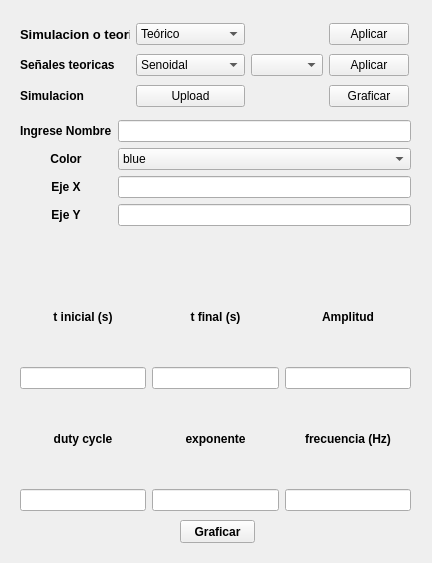
Old version of the form frontend/input_resp_temp_modificar.ui in the repository odevincenti/TC-TP1.
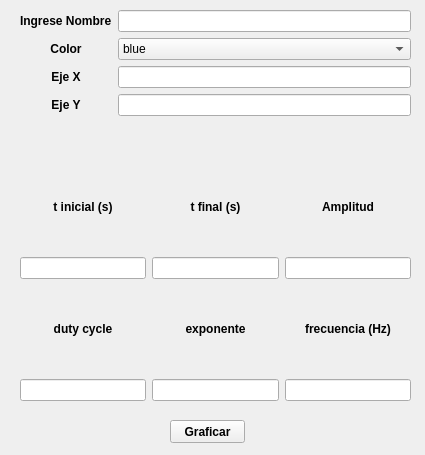
New version of the form.

Commit message: ojo con resp temp simu

What changed in the file:
```diff
--- a/frontend/input_resp_temp_modificar.ui
+++ b/frontend/input_resp_temp_modificar.ui
@@ -6,160 +6,18 @@
    <rect>
     <x>0</x>
     <y>0</y>
-    <width>432</width>
-    <height>563</height>
+    <width>425</width>
+    <height>455</height>
    </rect>
   </property>
   <property name="windowTitle">
    <string>Form</string>
   </property>
-  <widget class="QWidget" name="gridLayoutWidget">
-   <property name="geometry">
-    <rect>
-     <x>20</x>
-     <y>20</y>
-     <width>389</width>
-     <height>91</height>
-    </rect>
-   </property>
-   <layout class="QGridLayout" name="gridLayout">
-    <item row="0" column="0">
-     <widget class="QLabel" name="resp_temp_teo_simu_label_m">
-      <property name="font">
-       <font>
-        <pointsize>10</pointsize>
-        <weight>75</weight>
-        <bold>true</bold>
-       </font>
-      </property>
-      <property name="text">
-       <string>Simulacion o teorico</string>
-      </property>
-     </widget>
-    </item>
-    <item row="1" column="3">
-     <widget class="QPushButton" name="teo_aplicar_m">
-      <property name="text">
-       <string>Aplicar</string>
-      </property>
-     </widget>
-    </item>
-    <item row="2" column="3">
-     <widget class="QPushButton" name="simu_graficar_m">
-      <property name="font">
-       <font>
-        <weight>50</weight>
-        <bold>false</bold>
-       </font>
-      </property>
-      <property name="text">
-       <string>Graficar</string>
-      </property>
-     </widget>
-    </item>
-    <item row="1" column="0">
-     <widget class="QLabel" name="resp_temp_teo_label_m">
-      <property name="font">
-       <font>
-        <pointsize>9</pointsize>
-        <weight>75</weight>
-        <bold>true</bold>
-       </font>
-      </property>
-      <property name="text">
-       <string>Señales teoricas</string>
-      </property>
-     </widget>
-    </item>
-    <item row="2" column="1">
-     <widget class="QPushButton" name="resp_temp_simu_upload_m">
-      <property name="text">
-       <string>Upload</string>
-      </property>
-     </widget>
-    </item>
-    <item row="0" column="3">
-     <widget class="QPushButton" name="teo_simu_aplicar_m">
-      <property name="text">
-       <string>Aplicar</string>
-      </property>
-     </widget>
-    </item>
-    <item row="1" column="1">
-     <widget class="QComboBox" name="resp_temp_teo_comboBox_m">
-      <item>
-       <property name="text">
-        <string>Senoidal</string>
-       </property>
-      </item>
-      <item>
-       <property name="text">
-        <string>Escalon</string>
-       </property>
-      </item>
-      <item>
-       <property name="text">
-        <string>Tren de pulsos</string>
-       </property>
-      </item>
-      <item>
-       <property name="text">
-        <string>Impulso</string>
-       </property>
-      </item>
-      <item>
-       <property name="text">
-        <string>Rampa</string>
-       </property>
-      </item>
-      <item>
-       <property name="text">
-        <string>Exponencial</string>
-       </property>
-      </item>
-     </widget>
-    </item>
-    <item row="0" column="1">
-     <widget class="QComboBox" name="resp_temp_teo_simu_comboBox_m">
-      <property name="styleSheet">
-       <string notr="true">text-align: center;</string>
-      </property>
-      <item>
-       <property name="text">
-        <string>Teórico</string>
-       </property>
-      </item>
-      <item>
-       <property name="text">
-        <string>Simulación</string>
-       </property>
-      </item>
-     </widget>
-    </item>
-    <item row="2" column="0">
-     <widget class="QLabel" name="resp_temp_simu_label_m">
-      <property name="font">
-       <font>
-        <pointsize>9</pointsize>
-        <weight>75</weight>
-        <bold>true</bold>
-       </font>
-      </property>
-      <property name="text">
-       <string>Simulacion</string>
-      </property>
-     </widget>
-    </item>
-    <item row="1" column="2">
-     <widget class="QComboBox" name="curva_teo_comboBox_m"/>
-    </item>
-   </layout>
-  </widget>
   <widget class="QPushButton" name="resp_temp_graficar_m">
    <property name="geometry">
     <rect>
-     <x>180</x>
-     <y>520</y>
+     <x>170</x>
+     <y>420</y>
      <width>75</width>
      <height>23</height>
     </rect>
@@ -178,7 +36,7 @@
    <property name="geometry">
     <rect>
      <x>20</x>
-     <y>120</y>
+     <y>10</y>
      <width>391</width>
      <height>391</height>
     </rect>
```
The commit also changes 1 other file.
